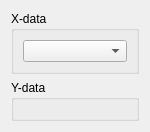
European-XFEL/guiextensions, file src/extensions/scantool/selection/xy_data.ui: the form before one commit.
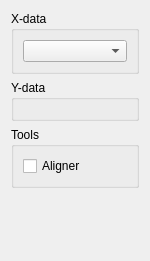
The form after the commit.

Commit message: Display scantool aligner results

```diff
--- a/src/extensions/scantool/selection/xy_data.ui
+++ b/src/extensions/scantool/selection/xy_data.ui
@@ -7,7 +7,7 @@
     <x>0</x>
     <y>0</y>
     <width>150</width>
-    <height>129</height>
+    <height>261</height>
    </rect>
   </property>
   <property name="sizePolicy">
@@ -83,6 +83,22 @@
      <layout class="QVBoxLayout" name="verticalLayout_2"/>
     </widget>
    </item>
+   <item>
+    <widget class="QGroupBox" name="tools_groupbox">
+     <property name="title">
+      <string>Tools</string>
+     </property>
+     <layout class="QVBoxLayout" name="verticalLayout_4">
+      <item>
+       <widget class="QCheckBox" name="aligner_cbox">
+        <property name="text">
+         <string>Aligner</string>
+        </property>
+       </widget>
+      </item>
+     </layout>
+    </widget>
+   </item>
    <item>
     <spacer name="verticalSpacer">
      <property name="orientation">
```
The commit also changes 12 other files.
